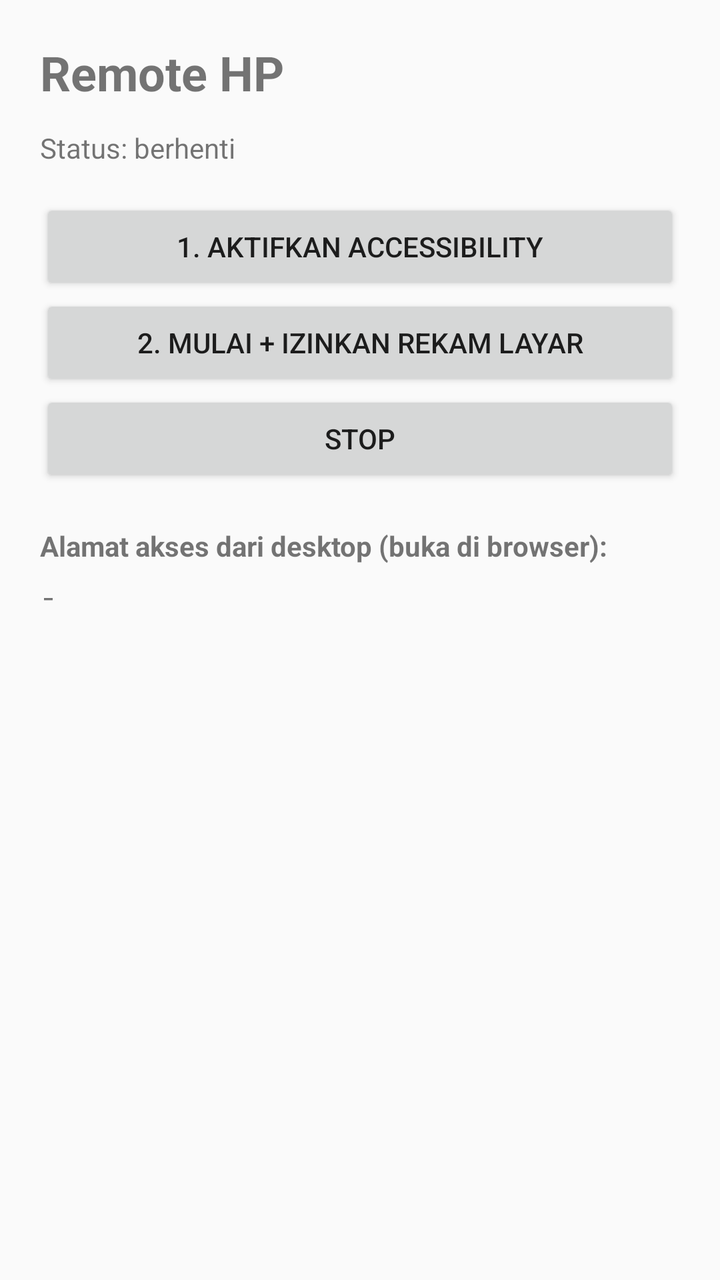
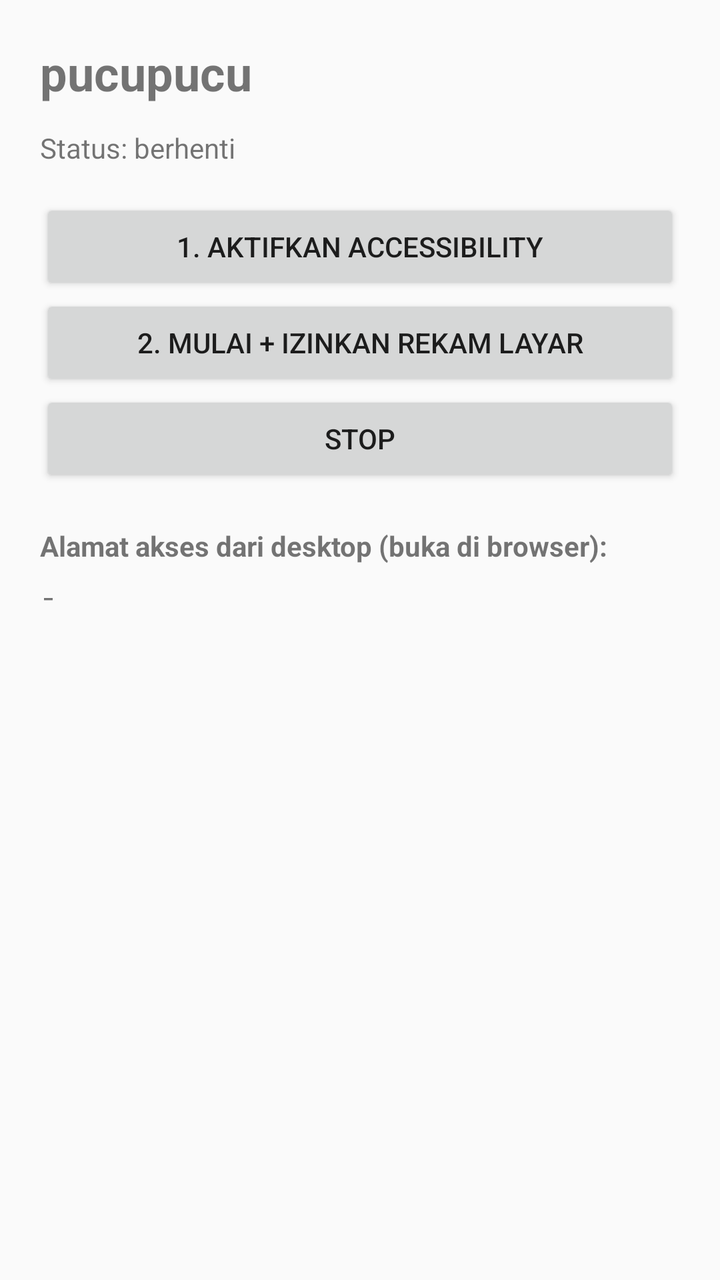

Two renders of the same Android screen: before a commit and after it. Below are the layout's source before the change and the commit's diff.
<!-- AndroidManifest.xml: application theme Theme.AppCompat.DayNight -->
<!-- res/layout/activity_main.xml -->
<?xml version="1.0" encoding="utf-8"?>
<ScrollView xmlns:android="http://schemas.android.com/apk/res/android"
    android:layout_width="match_parent"
    android:layout_height="match_parent">

    <LinearLayout
        android:layout_width="match_parent"
        android:layout_height="wrap_content"
        android:orientation="vertical"
        android:padding="20dp">

        <TextView
            android:layout_width="match_parent"
            android:layout_height="wrap_content"
            android:text="Remote HP"
            android:textSize="24sp"
            android:textStyle="bold"
            android:paddingBottom="12dp" />

        <TextView
            android:id="@+id/status"
            android:layout_width="match_parent"
            android:layout_height="wrap_content"
            android:text="Status: berhenti"
            android:paddingBottom="16dp" />

        <Button
            android:id="@+id/btnAccessibility"
            android:layout_width="match_parent"
            android:layout_height="wrap_content"
            android:text="1. Aktifkan Accessibility" />

        <Button
            android:id="@+id/btnStart"
            android:layout_width="match_parent"
            android:layout_height="wrap_content"
            android:text="2. Mulai + Izinkan Rekam Layar" />

        <Button
            android:id="@+id/btnStop"
            android:layout_width="match_parent"
            android:layout_height="wrap_content"
            android:text="Stop" />

        <TextView
            android:layout_width="match_parent"
            android:layout_height="wrap_content"
            android:text="Alamat akses dari desktop (buka di browser):"
            android:paddingTop="20dp"
            android:textStyle="bold" />

        <TextView
            android:id="@+id/addr"
            android:layout_width="match_parent"
            android:layout_height="wrap_content"
            android:text="-"
            android:textIsSelectable="true"
            android:paddingTop="6dp"
            android:fontFamily="monospace" />
    </LinearLayout>
</ScrollView>
<!-- resources referenced by this layout -->
<resources>

</resources>

<!-- the commit's change to res/layout/activity_main.xml (unified diff, before → after) -->
@@ -12,7 +12,7 @@
         <TextView
             android:layout_width="match_parent"
             android:layout_height="wrap_content"
-            android:text="Remote HP"
+            android:text="pucupucu"
             android:textSize="24sp"
             android:textStyle="bold"
             android:paddingBottom="12dp" />
